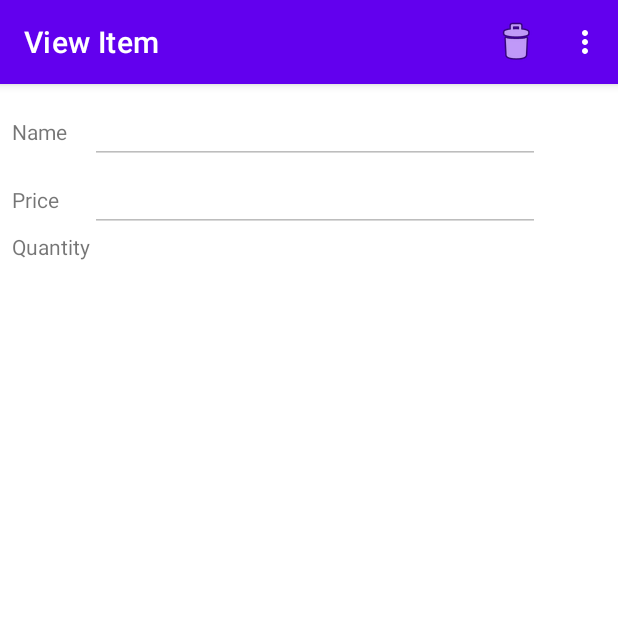
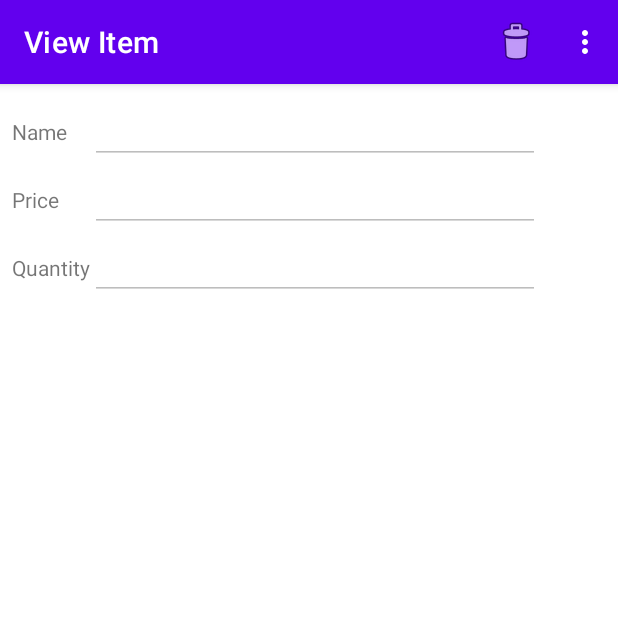
Before and after one commit to quan4baby/Shopper, an Android app: the ViewItem screen opened directly, with no data from a screen before it, on a phone screen of 412 x 824 dp, the top half of it. Run offline under Robolectric (Android 15) with nearby library versions, the phone set to English and light mode, and no system bars; 5 statements that could not run were skipped.

Commit message:
Thursday, March 18

```diff
--- a/app/src/main/java/com/example/shopper/AddItem.java
+++ b/app/src/main/java/com/example/shopper/AddItem.java
@@ -40,7 +40,7 @@ public class AddItem extends AppCompatActivity implements AdapterView.OnItemSele
     // declare Spinner
     Spinner quantitySpinner;
 
-    // declare a string to sotre quantity selected in Spinner
+    // declare a string to store quantity selected in Spinner
     String quantity;
 
     @Override
--- a/app/src/main/java/com/example/shopper/ViewItem.java
+++ b/app/src/main/java/com/example/shopper/ViewItem.java
@@ -15,6 +15,7 @@ import android.view.Menu;
 import android.view.MenuItem;
 import android.view.View;
 import android.widget.EditText;
+import android.widget.Toast;
 
 public class ViewItem extends AppCompatActivity {
 
@@ -67,7 +68,7 @@ public class ViewItem extends AppCompatActivity {
         priceEditText = (EditText) findViewById(R.id.priceEditText);
         quantityEditText = (EditText) findViewById(R.id.quantityEditText);
 
-        // diable EditTexts
+        // disable EditTexts
         nameEditText.setEnabled(false);
         priceEditText.setEnabled(false);
         quantityEditText.setEnabled(false);
@@ -75,7 +76,10 @@ public class ViewItem extends AppCompatActivity {
         // call the DBHandler method getShoppingListItem
         Cursor cursor = dbHandler.getShoppingListItem((int) id);
 
-        // get the name, price, and quantity in nthe Cursor and store them in Strings
+        // move to the first row in the Cursor
+        cursor.moveToFirst();
+
+        // get the name, price, and quantity in the Cursor and store them in Strings
         name = cursor.getString(cursor.getColumnIndex("name"));
         price = cursor.getString(cursor.getColumnIndex("price"));
         quantity = cursor.getString(cursor.getColumnIndex("quantity"));
@@ -132,8 +136,18 @@ public class ViewItem extends AppCompatActivity {
         }
     }
 
+    /**
+     * This method gets called when the delete button in the Acdtion Bar of the
+     * View Item actiivty gets clicked. It declares a row in the shoppinglistitem
+     * table
+     * @param menuItem delete item menu item
+     */
     public void deleteItem(MenuItem menuItem) {
 
+        // delete shopping list item from database
+        dbHandler.deleteShoppingListItem((int) id);
 
+        // display a toast "Item deleted!"
+        Toast.makeText(this, "Item Deleted!", Toast.LENGTH_LONG).show();
     }
 }
--- a/app/src/main/res/layout/content_view_item.xml
+++ b/app/src/main/res/layout/content_view_item.xml
@@ -61,10 +61,13 @@
                 android:layout_height="wrap_content"
                 android:text="Quantity" />
 
-            <TextView
+            <EditText
                 android:id="@+id/quantityEditText"
                 android:layout_width="wrap_content"
-                android:layout_height="wrap_content" />
+                android:layout_height="wrap_content"
+                android:ems="10"
+                android:inputType="textPersonName" />
+
         </TableRow>
 
     </TableLayout>
--- a/app/src/main/res/menu/menu_view_list.xml
+++ b/app/src/main/res/menu/menu_view_list.xml
@@ -2,6 +2,12 @@
     xmlns:app="http://schemas.android.com/apk/res-auto"
     xmlns:tools="http://schemas.android.com/tools"
     tools:context="com.example.shopper.ViewList">
+    <item
+        android:id="@+id/delete_list"
+        android:icon="@android:drawable/ic_menu_delete"
+        android:title="@string/delete_list"
+        app:showAsAction="always"
+        android:onClick="deleteList"/>
     <item
         android:id="@+id/action_home"
         android:orderInCategory="1"
--- a/app/src/main/res/values/strings.xml
+++ b/app/src/main/res/values/strings.xml
@@ -20,4 +20,5 @@
     </string-array>
     <string name="title_activity_view_item">View Item</string>
     <string name="delete_item">Delete Item</string>
+    <string name="delete_list">Delete List</string>
 </resources>
```
Also changed, not shown: app/src/main/java/com/example/shopper/DBHandler.java (+94 -0 lines), app/src/main/java/com/example/shopper/ViewList.java (+18 -0 lines).
